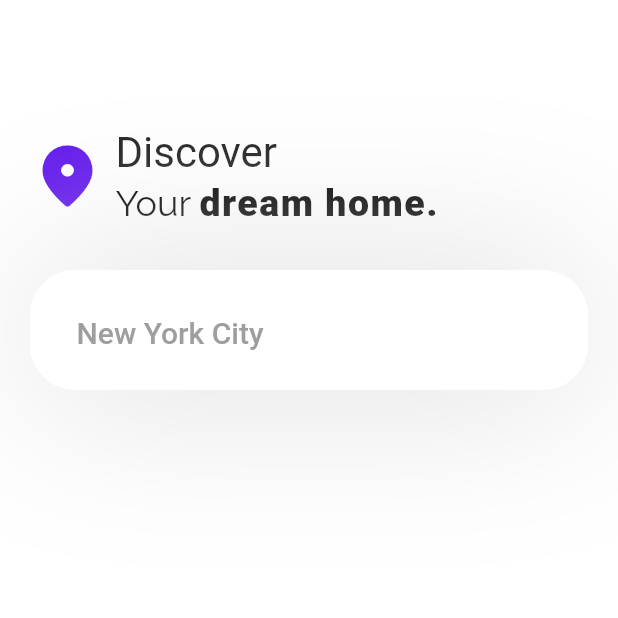
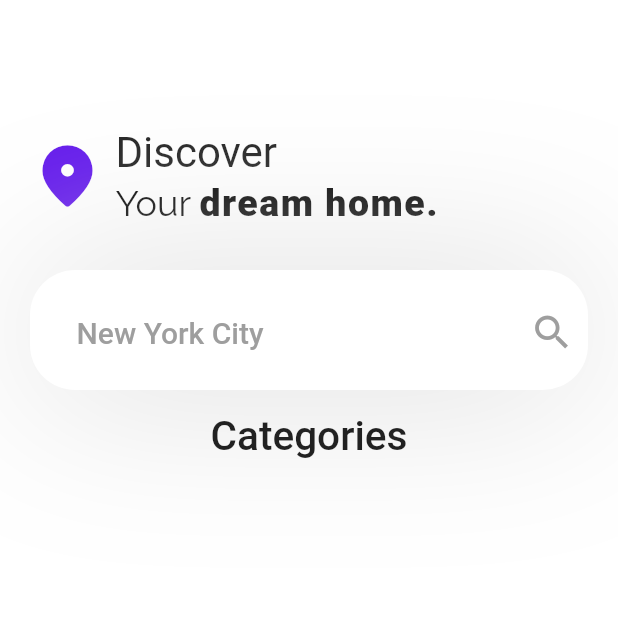
Before and after one commit to Michaelalo1/Mohouz, a Flutter app: the screen it shows after launch, on a phone screen of 412 x 824 dp, the top half of it. Run offline on Flutter 3.47's test engine with Material 2 defaults, Android fonts, the phone set to English and light mode, and no system bars; Roboto replaces fonts that are missing (Raleway).

Commit message:
categories

```diff
--- a/lib/main.dart
+++ b/lib/main.dart
@@ -82,6 +82,7 @@ class HomeScreen extends StatefulWidget {
 }
 
 class _HomeScreenState extends State<HomeScreen> {
+  String searchedLocation = 'Lagos';
   @override
   Widget build(BuildContext context) {
     return Scaffold(
@@ -175,6 +176,13 @@ class _HomeScreenState extends State<HomeScreen> {
             ),
             child: TextField(
               decoration: const InputDecoration(
+                suffixIcon: IconButton(
+                    onPressed: null,
+                    icon: Icon(
+                      Icons.search,
+                      size: 30,
+                      color: Colors.grey,
+                    )),
                 hintStyle: TextStyle(
                     fontSize: 20,
                     color: Colors.grey,
@@ -185,12 +193,57 @@ class _HomeScreenState extends State<HomeScreen> {
                 contentPadding: EdgeInsets.all(15),
               ),
               onChanged: (value) {
-                // do something
+                searchedLocation = value; // do something
               },
             ),
           ),
+          const SizedBox(
+            height: 15,
+          ),
+          Column(
+            mainAxisAlignment: MainAxisAlignment.start,
+            children: [
+              Text(
+                'Categories',
+                style: TextStyle(
+                    fontSize: 27,
+                    fontWeight: FontWeight.w500,
+                    fontFamily: 'Raleway'),
+              )
+            ],
+          )
         ],
       ),
     );
   }
 }
+
+// TextField(
+// decoration: const InputDecoration(
+// hintStyle: TextStyle(
+// fontSize: 20,
+// color: Colors.grey,
+// fontFamily: 'Raleway',
+// fontWeight: FontWeight.w500),
+// border: InputBorder.none,
+// hintText: 'New York City',
+// contentPadding: EdgeInsets.all(15),
+// ),
+// onChanged: (value) {
+// searchedLocation = value; // do something
+// },
+// ),
+
+// class SearchResults extends StatefulWidget {
+//   const SearchResults({Key? key}) : super(key: key);
+//
+//   @override
+//   State<SearchResults> createState() => _SearchResultsState();
+// }
+//
+// class _SearchResultsState extends State<SearchResults> {
+//   @override
+//   Widget build(BuildContext context) {
+//     return Container();
+//   }
+// }
```
